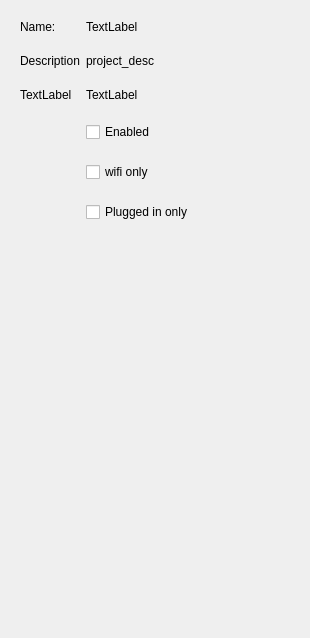
Qt form App/ProjectM/projectwindow.ui (yobson/Project-M) before a commit.
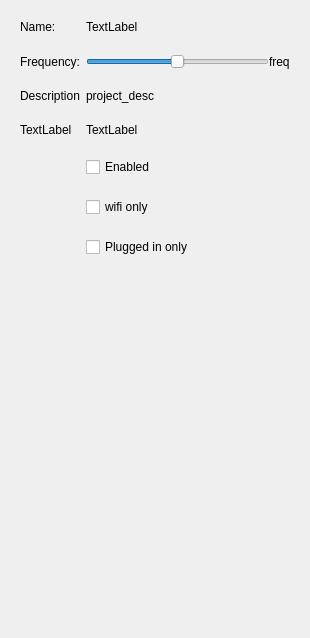
The same form after that commit.

Patch:
```diff
--- a/App/ProjectM/projectwindow.ui
+++ b/App/ProjectM/projectwindow.ui
@@ -68,54 +68,91 @@
        </widget>
       </item>
       <item row="1" column="0">
+       <widget class="QLabel" name="label">
+        <property name="text">
+         <string>Frequency:</string>
+        </property>
+       </widget>
+      </item>
+      <item row="2" column="0">
        <widget class="QLabel" name="project_desc_label">
         <property name="text">
          <string>Description</string>
         </property>
        </widget>
       </item>
-      <item row="1" column="1">
+      <item row="2" column="1">
        <widget class="QLabel" name="project_desc">
         <property name="text">
          <string>project_desc</string>
         </property>
        </widget>
       </item>
-      <item row="2" column="0">
+      <item row="3" column="0">
        <widget class="QLabel" name="label_5">
         <property name="text">
          <string>TextLabel</string>
         </property>
        </widget>
       </item>
-      <item row="2" column="1">
-       <widget class="QLabel" name="label_6">
-        <property name="text">
-         <string>TextLabel</string>
-        </property>
-       </widget>
-      </item>
       <item row="3" column="1">
+       <widget class="QLabel" name="label_6">
+        <property name="text">
+         <string>TextLabel</string>
+        </property>
+       </widget>
+      </item>
+      <item row="4" column="1">
        <widget class="QCheckBox" name="enabled_check_box">
         <property name="text">
          <string>Enabled</string>
         </property>
        </widget>
       </item>
-      <item row="4" column="1">
+      <item row="5" column="1">
        <widget class="QCheckBox" name="wifi_check_box">
         <property name="text">
          <string>wifi only</string>
         </property>
        </widget>
       </item>
-      <item row="5" column="1">
+      <item row="6" column="1">
        <widget class="QCheckBox" name="plugged_in_check_box">
         <property name="text">
          <string>Plugged in only</string>
         </property>
        </widget>
       </item>
+      <item row="1" column="1">
+       <layout class="QHBoxLayout" name="horizontalLayout">
+        <item>
+         <widget class="QSlider" name="freq_slider">
+          <property name="minimum">
+           <number>1</number>
+          </property>
+          <property name="maximum">
+           <number>11</number>
+          </property>
+          <property name="pageStep">
+           <number>1</number>
+          </property>
+          <property name="value">
+           <number>6</number>
+          </property>
+          <property name="orientation">
+           <enum>Qt::Horizontal</enum>
+          </property>
+         </widget>
+        </item>
+        <item>
+         <widget class="QLabel" name="freq_text">
+          <property name="text">
+           <string>freq</string>
+          </property>
+         </widget>
+        </item>
+       </layout>
+      </item>
      </layout>
     </widget>
    </item>
```
Left out of the diff: 2 changed lines with no effect on the pictures.
